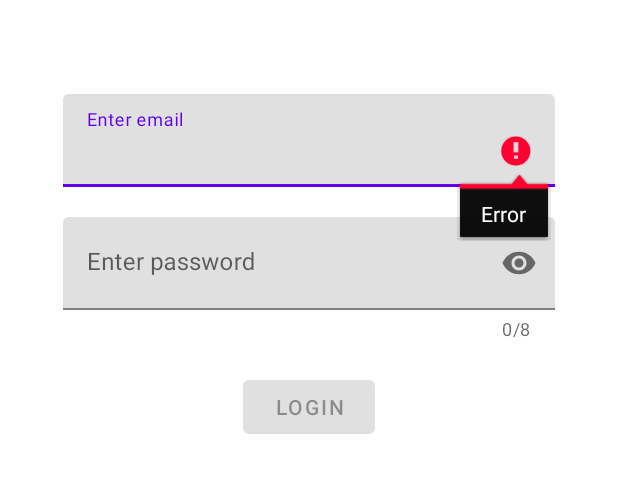
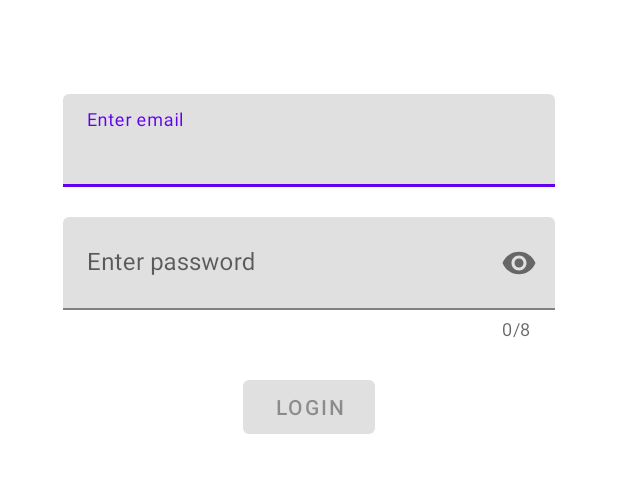
Before and after one commit to delet-dis/loginActivity, an Android app: the screen it shows after launch (MainActivity), on a phone screen of 412 x 824 dp, the part 335-828 px from its top. Run offline under Robolectric (Android 15) with nearby library versions, the phone set to English and light mode, and no system bars.

Commit message:
removed popup

```diff
--- a/app/src/main/java/com/delet_dis/loginactivity/MainActivity.java
+++ b/app/src/main/java/com/delet_dis/loginactivity/MainActivity.java
@@ -72,9 +72,6 @@ public class MainActivity extends AppCompatActivity {
 	} else {
 	  login.setEnabled(false);
 	}
-	if (email.length() < 4) {
-	  email.setError("Error");
-	}
   }
 
 }
```
